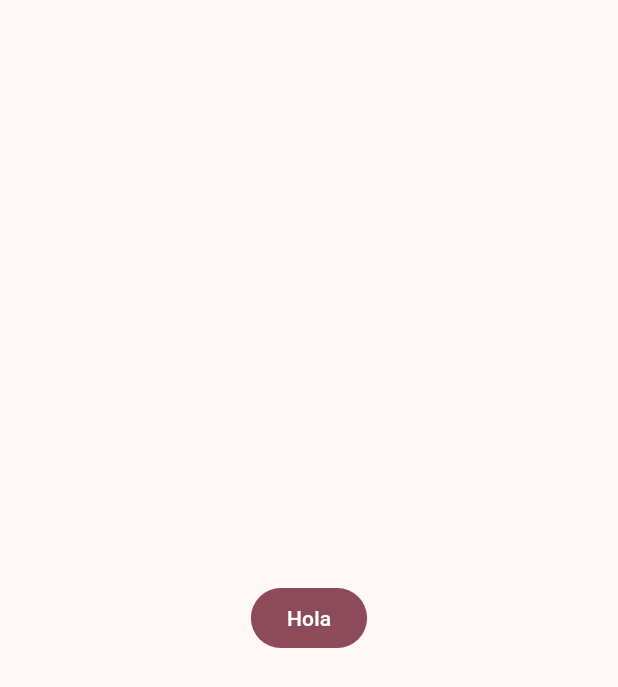
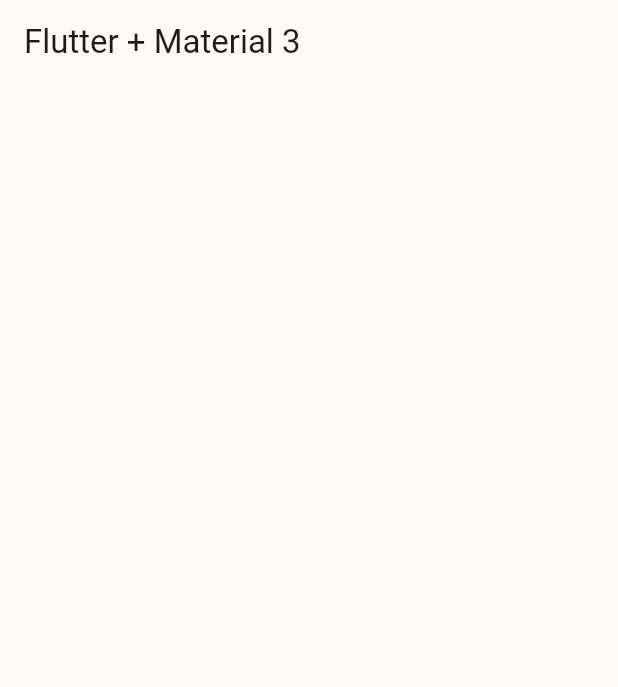
Before and after one commit to jmorenoalva/widgets_app_flutter, a Flutter app: the screen it shows after launch, on a phone screen of 412 x 824 dp. Shown: the top 687 px of the screen. Run offline on Flutter 3.47's test engine with Material 3 defaults, Android fonts, the phone set to English and light mode, and no system bars.

Commit message:
Calse 121.Opciones de nuestra aplicacion

```diff
--- a/lib/config/theme/app_theme.dart
+++ b/lib/config/theme/app_theme.dart
@@ -25,6 +25,9 @@ class AppTheme {
   ThemeData getTheme()=> ThemeData(
     useMaterial3: true,
     colorSchemeSeed: colorList[selectedColor],
+    appBarTheme: const AppBarTheme(
+      centerTitle: false
+    )
   );
 
 }
--- a/lib/main.dart
+++ b/lib/main.dart
@@ -1,5 +1,6 @@
 import 'package:flutter/material.dart';
 import 'package:widgets_app/config/theme/app_theme.dart';
+import 'package:widgets_app/presentation/screens/home/home_screen.dart';
 
 void main() {
   runApp(const MainApp());
@@ -13,11 +14,7 @@ class MainApp extends StatelessWidget {
     return MaterialApp(
       debugShowCheckedModeBanner: false,
       theme: AppTheme(selectedColor:8).getTheme(),
-      home: Scaffold(
-        body: Center(
-          child: FilledButton(onPressed: (){}, child: Text('Hola')),
-        ),
-      ),
+      home: const HomeScreen()
     );
   }
 }
--- /dev/null
+++ b/lib/presentation/screens/home/home_screen.dart
@@ -0,0 +1,14 @@
+import 'package:flutter/material.dart';
+
+class HomeScreen extends StatelessWidget {
+  const HomeScreen({super.key});
+
+  @override
+  Widget build(BuildContext context) {
+    return Scaffold(
+      appBar: AppBar(
+        title: const Text('Flutter + Material 3'),
+      ),
+    );
+  }
+}
```
Also changed, not shown: lib/config/menu/menu_items.dart (added, +34 -0 lines).
